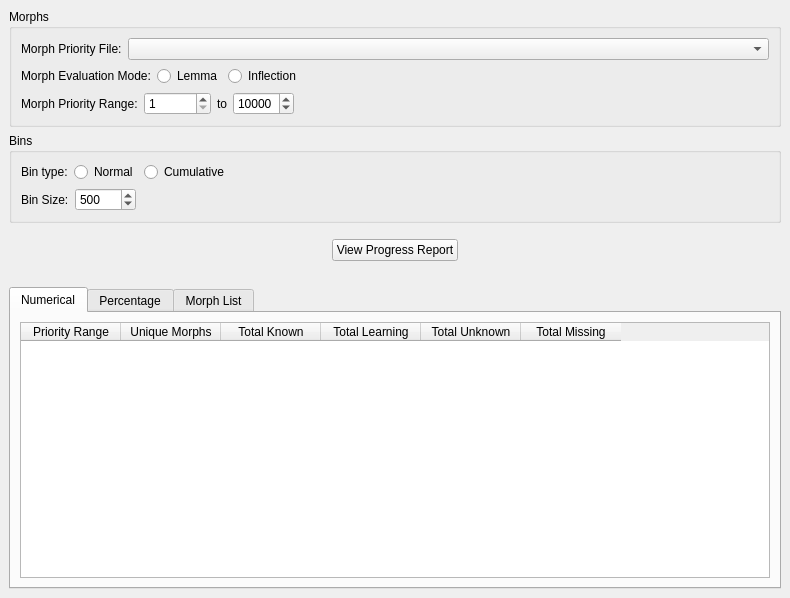
The window that prioritysieve/ui/progression_window.ui (travv0/prioritysieve) describes before a commit, drawn with Qt 5.
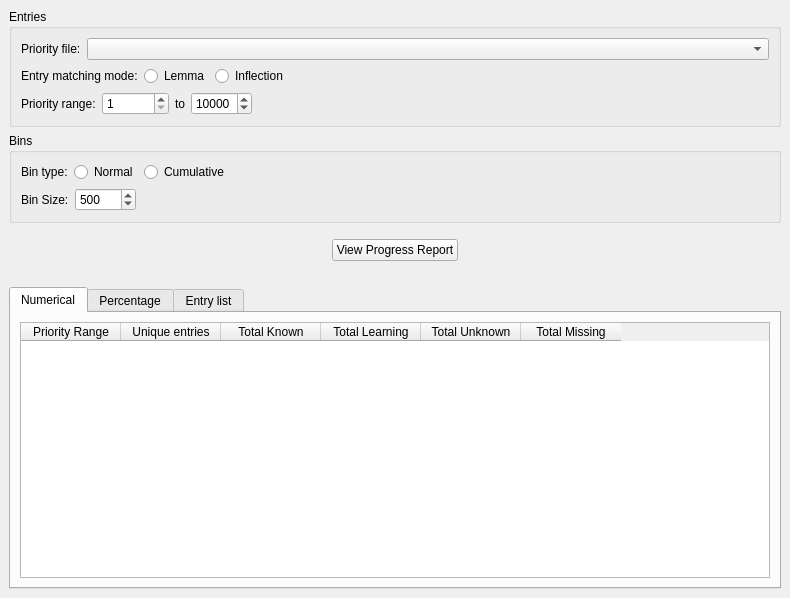
The same window after the commit.

Commit message: Align entry terminology and recalc handling

Diff of the .ui file:
```diff
--- a/prioritysieve/ui/progression_window.ui
+++ b/prioritysieve/ui/progression_window.ui
@@ -18,8 +18,7 @@
     <item>
      <widget class="QGroupBox" name="groupBox">
       <property name="title">
-       <string>Morphs</string>
-      </property>
+       <string>Entries</string></property>
       <layout class="QVBoxLayout" name="verticalLayout">
        <item>
         <layout class="QHBoxLayout" name="horizontalLayout_7">
@@ -32,8 +31,7 @@
             </sizepolicy>
            </property>
            <property name="text">
-            <string>Morph Priority File:</string>
-           </property>
+            <string>Priority file:</string></property>
           </widget>
          </item>
          <item>
@@ -79,8 +77,7 @@
             <string>Changeable in settings</string>
            </property>
            <property name="text">
-            <string>Morph Evaluation Mode:</string>
-           </property>
+            <string>Entry matching mode:</string></property>
           </widget>
          </item>
          <item>
@@ -135,8 +132,7 @@
          <item>
           <widget class="QLabel" name="label_2">
            <property name="text">
-            <string>Morph Priority Range:</string>
-           </property>
+            <string>Priority range:</string></property>
           </widget>
          </item>
          <item>
@@ -366,8 +362,7 @@
           </column>
           <column>
            <property name="text">
-            <string>Unique Morphs</string>
-           </property>
+            <string>Unique entries</string></property>
           </column>
           <column>
            <property name="text">
@@ -439,8 +434,7 @@
       </widget>
       <widget class="QWidget" name="tab_3">
        <attribute name="title">
-        <string>Morph List</string>
-       </attribute>
+        <string>Entry list</string></attribute>
        <layout class="QVBoxLayout" name="verticalLayout_2">
         <item>
          <widget class="QTableWidget" name="morphTableWidget">
```
Left out of the diff: 14 changed lines with no effect on the pictures. The commit also changes 32 other files.
